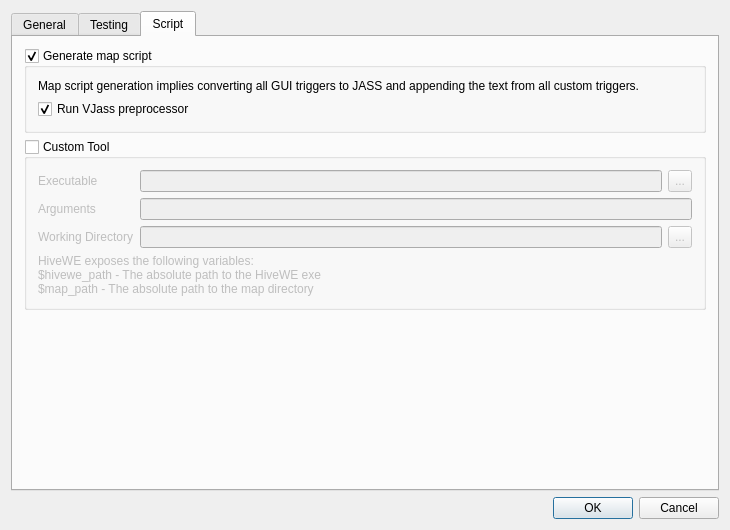
Above: src/menus/settings_editor.ui from stijnherfst/HiveWE before the change. Below: the same form after it.
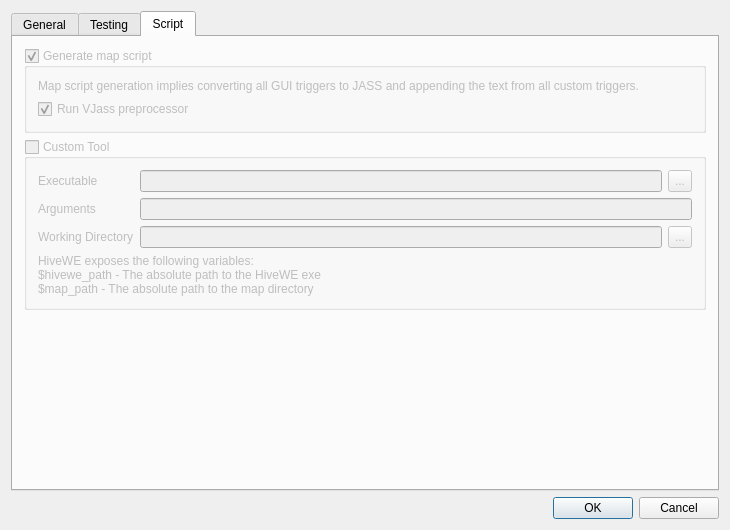
That is the form after the change. The open tabs and pages were chosen to show the change.

Commit message: Disable script settings

Patch:
```diff
--- a/src/menus/settings_editor.ui
+++ b/src/menus/settings_editor.ui
@@ -303,6 +303,9 @@
         <attribute name="title">
          <string>Script</string>
         </attribute>
+        <property name="enabled">
+         <bool>false</bool>
+        </property>
         <layout class="QVBoxLayout" name="verticalLayout_4">
          <item>
           <widget class="QGroupBox" name="groupBox_2">
```
